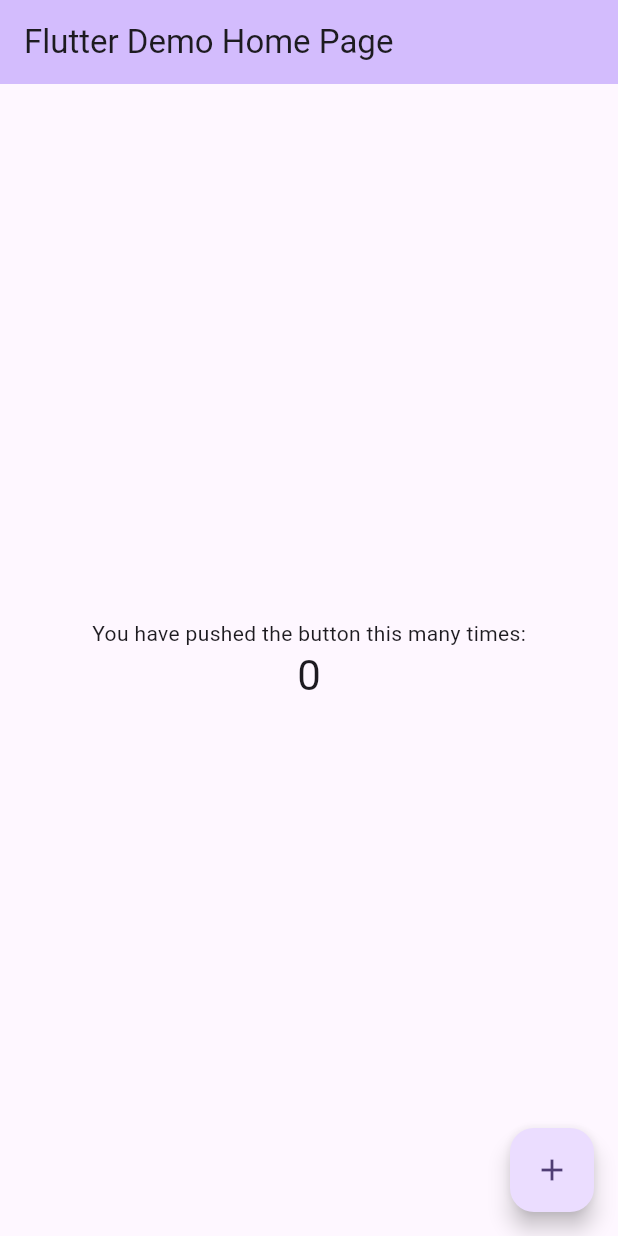
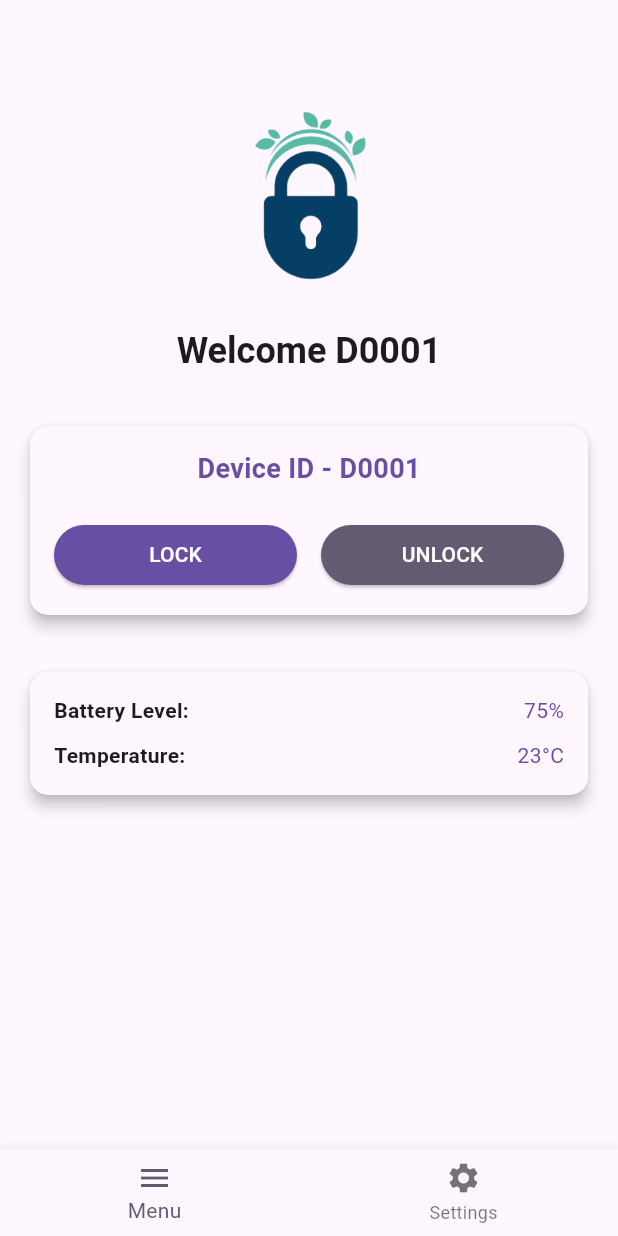
Before and after one commit to sandunsahiru/SmartLocker, a Flutter app: the screen it shows after launch, on a phone screen of 412 x 824 dp. Run offline on Flutter 3.47's test engine with Material 3 defaults, Android fonts, the phone set to English and light mode, and no system bars; our stand-ins replace google_fonts.

Commit message:
Home Page

```diff
--- a/lib/main.dart
+++ b/lib/main.dart
@@ -1,125 +1,20 @@
 import 'package:flutter/material.dart';
+import 'package:smartlocker/pages/home.dart';
 
 void main() {
-  runApp(const MyApp());
+  runApp(MyApp());
 }
 
 class MyApp extends StatelessWidget {
-  const MyApp({super.key});
-
-  // This widget is the root of your application.
   @override
   Widget build(BuildContext context) {
     return MaterialApp(
-      title: 'Flutter Demo',
+      debugShowCheckedModeBanner: false,
       theme: ThemeData(
-        // This is the theme of your application.
-        //
-        // TRY THIS: Try running your application with "flutter run". You'll see
-        // the application has a purple toolbar. Then, without quitting the app,
-        // try changing the seedColor in the colorScheme below to Colors.green
-        // and then invoke "hot reload" (save your changes or press the "hot
-        // reload" button in a Flutter-supported IDE, or press "r" if you used
-        // the command line to start the app).
-        //
-        // Notice that the counter didn't reset back to zero; the application
-        // state is not lost during the reload. To reset the state, use hot
-        // restart instead.
-        //
-        // This works for code too, not just values: Most code changes can be
-        // tested with just a hot reload.
-        colorScheme: ColorScheme.fromSeed(seedColor: Colors.deepPurple),
-        useMaterial3: true,
+        primarySwatch: Colors.blue,
+        visualDensity: VisualDensity.adaptivePlatformDensity,
       ),
-      home: const MyHomePage(title: 'Flutter Demo Home Page'),
+      home: MyHomePage(),
     );
   }
 }
-
-class MyHomePage extends StatefulWidget {
-  const MyHomePage({super.key, required this.title});
-
-  // This widget is the home page of your application. It is stateful, meaning
-  // that it has a State object (defined below) that contains fields that affect
-  // how it looks.
-
-  // This class is the configuration for the state. It holds the values (in this
-  // case the title) provided by the parent (in this case the App widget) and
-  // used by the build method of the State. Fields in a Widget subclass are
-  // always marked "final".
-
-  final String title;
-
-  @override
-  State<MyHomePage> createState() => _MyHomePageState();
-}
-
-class _MyHomePageState extends State<MyHomePage> {
-  int _counter = 0;
-
-  void _incrementCounter() {
-    setState(() {
-      // This call to setState tells the Flutter framework that something has
-      // changed in this State, which causes it to rerun the build method below
-      // so that the display can reflect the updated values. If we changed
-      // _counter without calling setState(), then the build method would not be
-      // called again, and so nothing would appear to happen.
-      _counter++;
-    });
-  }
-
-  @override
-  Widget build(BuildContext context) {
-    // This method is rerun every time setState is called, for instance as done
-    // by the _incrementCounter method above.
-    //
-    // The Flutter framework has been optimized to make rerunning build methods
-    // fast, so that you can just rebuild anything that needs updating rather
-    // than having to individually change instances of widgets.
-    return Scaffold(
-      appBar: AppBar(
-        // TRY THIS: Try changing the color here to a specific color (to
-        // Colors.amber, perhaps?) and trigger a hot reload to see the AppBar
-        // change color while the other colors stay the same.
-        backgroundColor: Theme.of(context).colorScheme.inversePrimary,
-        // Here we take the value from the MyHomePage object that was created by
-        // the App.build method, and use it to set our appbar title.
-        title: Text(widget.title),
-      ),
-      body: Center(
-        // Center is a layout widget. It takes a single child and positions it
-        // in the middle of the parent.
-        child: Column(
-          // Column is also a layout widget. It takes a list of children and
-          // arranges them vertically. By default, it sizes itself to fit its
-          // children horizontally, and tries to be as tall as its parent.
-          //
-          // Column has various properties to control how it sizes itself and
-          // how it positions its children. Here we use mainAxisAlignment to
-          // center the children vertically; the main axis here is the vertical
-          // axis because Columns are vertical (the cross axis would be
-          // horizontal).
-          //
-          // TRY THIS: Invoke "debug painting" (choose the "Toggle Debug Paint"
-          // action in the IDE, or press "p" in the console), to see the
-          // wireframe for each widget.
-          mainAxisAlignment: MainAxisAlignment.center,
-          children: <Widget>[
-            const Text(
-              'You have pushed the button this many times:',
-            ),
-            Text(
-              '$_counter',
-              style: Theme.of(context).textTheme.headlineMedium,
-            ),
-          ],
-        ),
-      ),
-      floatingActionButton: FloatingActionButton(
-        onPressed: _incrementCounter,
-        tooltip: 'Increment',
-        child: const Icon(Icons.add),
-      ), // This trailing comma makes auto-formatting nicer for build methods.
-    );
-  }
-}
--- /dev/null
+++ b/lib/pages/home.dart
@@ -0,0 +1,187 @@
+import 'package:flutter/material.dart';
+import 'package:google_fonts/google_fonts.dart';
+
+void main() {
+  runApp(MyApp());
+}
+
+class MyApp extends StatelessWidget {
+  @override
+  Widget build(BuildContext context) {
+    const Color primaryColor = Color(0xFF5356FF);
+    const Color secondaryColor = Color(0xFF378CE7);
+    const Color lightColor = Color(0xFFDFF5FF);
+    const Color accentColor = Color(0xFF67C6E3);
+
+    return MaterialApp(
+      title: 'Device Control',
+      debugShowCheckedModeBanner: false,
+      theme: ThemeData(
+        colorScheme: ColorScheme.light(
+          primary: primaryColor,
+          secondary: secondaryColor,
+          background: lightColor,
+          onPrimary: Colors.white,
+          onSecondary: Colors.white,
+        ),
+        textTheme: GoogleFonts.openSansTextTheme(
+          ThemeData.light().textTheme.apply(
+            bodyColor: primaryColor,
+            displayColor: primaryColor,
+          ),
+        ),
+        visualDensity: VisualDensity.adaptivePlatformDensity,
+      ),
+      home: MyHomePage(),
+    );
+  }
+}
+
+class MyHomePage extends StatefulWidget {
+  @override
+  _MyHomePageState createState() => _MyHomePageState();
+}
+
+class _MyHomePageState extends State<MyHomePage> {
+  int _currentIndex = 0;
+
+  void _onItemTapped(int index) {
+    setState(() {
+      _currentIndex = index;
+    });
+  }
+
+  @override
+  Widget build(BuildContext context) {
+    return Scaffold(
+      appBar: null,
+      body: SingleChildScrollView(
+        child: Container(
+          padding: EdgeInsets.all(16.0),
+          child: Column(
+            crossAxisAlignment: CrossAxisAlignment.stretch,
+            children: <Widget>[
+              Image.asset('assets/logo.png'),
+              SizedBox(height: 20),
+              Text(
+                'Welcome D0001',
+                textAlign: TextAlign.center,
+                style: Theme.of(context).textTheme.headline5?.copyWith(
+                  fontWeight: FontWeight.bold,
+                ) ?? TextStyle(
+                  fontWeight: FontWeight.bold,
+                  fontSize: 24,
+                  color: Theme.of(context).colorScheme.primary,
+                ),
+              ),
+              SizedBox(height: 30),
+              _buildDeviceSection(context),
+              SizedBox(height: 30),
+              _buildBatterySection(context),
+            ],
+          ),
+        ),
+      ),
+      bottomNavigationBar: BottomNavigationBar(
+        items: const <BottomNavigationBarItem>[
+          BottomNavigationBarItem(
+            icon: Icon(Icons.menu),
+            label: 'Menu',
+          ),
+          BottomNavigationBarItem(
+            icon: Icon(Icons.settings),
+            label: 'Settings',
+          ),
+        ],
+        currentIndex: _currentIndex,
+        selectedItemColor: Theme.of(context).colorScheme.secondary,
+        onTap: _onItemTapped,
+      ),
+    );
+  }
+
+  Widget _buildDeviceSection(BuildContext context) {
+    return Card(
+      color: Theme.of(context).colorScheme.background,
+      elevation: 4.0,
+      child: Padding(
+        padding: EdgeInsets.all(16.0),
+        child: Column(
+          children: <Widget>[
+            Text(
+              'Device ID - D0001',
+              style: TextStyle(
+                fontWeight: FontWeight.bold,
+                fontSize: 18,
+                color: Theme.of(context).colorScheme.primary,
+              ),
+            ),
+            SizedBox(height: 20),
+            Row(
+              mainAxisAlignment: MainAxisAlignment.spaceEvenly,
+              children: <Widget>[
+                _buildButton(context, 'LOCK', Theme.of(context).colorScheme.primary),
+                SizedBox(width: 16),
+                _buildButton(context, 'UNLOCK', Theme.of(context).colorScheme.secondary),
+              ],
+            ),
+          ],
+        ),
+      ),
+    );
+  }
+
+  Widget _buildButton(BuildContext context, String text, Color color) {
+    return Expanded(
+      child: ElevatedButton(
+        onPressed: () {},
+        style: ElevatedButton.styleFrom(
+          backgroundColor: color,
+          foregroundColor: Theme.of(context).colorScheme.onPrimary,
+        ),
+        child: Padding(
+          padding: const EdgeInsets.all(8.0),
+          child: Text(text),
+        ),
+      ),
+    );
+  }
+
+  Widget _buildBatterySection(BuildContext context) {
+    return Card(
+      color: Theme.of(context).colorScheme.background,
+      elevation: 4.0,
+      child: Padding(
+        padding: EdgeInsets.all(16.0),
+        child: Column(
+          children: <Widget>[
+            _buildInfoRow(context, 'Battery Level:', '75%'),
+            SizedBox(height: 10),
+            _buildInfoRow(context, 'Temperature:', '23°C'),
+          ],
+        ),
+      ),
+    );
+  }
+
+  Widget _buildInfoRow(BuildContext context, String label, String value) {
+    return Row(
+      mainAxisAlignment: MainAxisAlignment.spaceBetween,
+      children: <Widget>[
+        Text(
+          label,
+          style: TextStyle(
+            color: Theme.of(context).colorScheme.onBackground,
+            fontWeight: FontWeight.bold,
+          ),
+        ),
+        Text(
+          value,
+          style: TextStyle(
+            color: Theme.of(context).colorScheme.primary,
+          ),
+        ),
+      ],
+    );
+  }
+}
```
Also changed, not shown: pubspec.yaml (+9 -6 lines), assets/fonts/OpenSans-Bold.ttf (added), assets/fonts/OpenSans-Regular.ttf (added), assets/logo.png (added), pubspec.lock, 8 other files.
